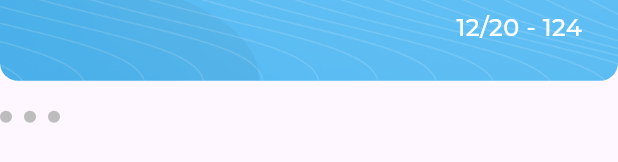
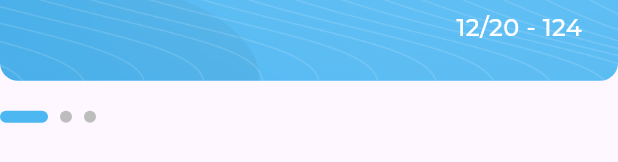
Before and after one commit to George-Samir88/responsive_dashboard, a Flutter app: the MyCardSection widget shown alone on an empty page, opened directly, on a phone screen of 412 x 824 dp. Shown: the part 345-507 px from the top of the screen. Run offline on Flutter 3.47's test engine with Material 3 defaults, Android fonts, the phone set to English and light mode, and no system bars; drawn by our look-alikes of expandable_page_view; our stand-ins replace flutter_svg; project files that could hold a hidden picture were left out.

Commit message:
configure dots indicator with page view

```diff
--- a/lib/views/widgets/dots_indicator.dart
+++ b/lib/views/widgets/dots_indicator.dart
@@ -2,16 +2,16 @@ import 'package:flutter/material.dart';
 import 'package:responsive_dashboard/views/widgets/custom_dots_indicator.dart';
 
 class DotsIndicator extends StatelessWidget {
-  const DotsIndicator({super.key});
-
+  const DotsIndicator({super.key, required this.currentIndex});
+final int currentIndex;
   @override
   Widget build(BuildContext context) {
     return Row(
       children: List.generate(
         3,
-        (index) => const Padding(
-          padding: EdgeInsets.only(right: 8.0),
-          child: CustomDotsIndicator(isActive: false),
+        (index) => Padding(
+          padding: const EdgeInsets.only(right: 8.0),
+          child: CustomDotsIndicator(isActive: currentIndex == index),
         ),
       ),
     );
--- a/lib/views/widgets/my_card_page_view.dart
+++ b/lib/views/widgets/my_card_page_view.dart
@@ -3,7 +3,9 @@ import 'package:flutter/material.dart';
 import 'package:responsive_dashboard/views/widgets/my_card.dart';
 
 class MyCardPageView extends StatelessWidget {
-  const MyCardPageView({super.key});
+  const MyCardPageView({super.key, required this.pageController});
+
+  final PageController pageController;
 
   @override
   Widget build(BuildContext context) {
@@ -12,6 +14,7 @@ class MyCardPageView extends StatelessWidget {
     //then apply height of item rendered on screen
     //expandable page view solve this problem
     return ExpandablePageView(
+      controller: pageController,
       scrollDirection: Axis.horizontal,
       children: List.generate(
         3,
--- a/lib/views/widgets/my_cards_section.dart
+++ b/lib/views/widgets/my_cards_section.dart
@@ -3,31 +3,53 @@ import 'package:responsive_dashboard/core/utils/styles.dart';
 import 'package:responsive_dashboard/views/widgets/dots_indicator.dart';
 import 'package:responsive_dashboard/views/widgets/my_card_page_view.dart';
 
-class MyCardSection extends StatelessWidget {
+class MyCardSection extends StatefulWidget {
   const MyCardSection({super.key});
 
   @override
+  State<MyCardSection> createState() => _MyCardSectionState();
+}
+
+class _MyCardSectionState extends State<MyCardSection> {
+  late PageController pageController;
+  int currentIndex = 0;
+
+  @override
+  void initState() {
+    super.initState();
+    pageController = PageController();
+    pageController.addListener(() {
+      currentIndex = pageController.page!.round();
+      setState(() {});
+    });
+  }
+
+  @override
   Widget build(BuildContext context) {
-    return const Column(
+    return Column(
       children: [
-        SizedBox(
+        const SizedBox(
           height: 24,
         ),
-        SizedBox(
+        const SizedBox(
           width: 420,
           child: Text(
             'My card',
             style: AppStyles.styleSemiBold20,
           ),
         ),
-        SizedBox(
+        const SizedBox(
           height: 20,
         ),
-        MyCardPageView(),
-        SizedBox(
+        MyCardPageView(
+          pageController: pageController,
+        ),
+        const SizedBox(
           height: 20,
         ),
-        DotsIndicator(),
+        DotsIndicator(
+          currentIndex: currentIndex,
+        ),
       ],
     );
   }
```
